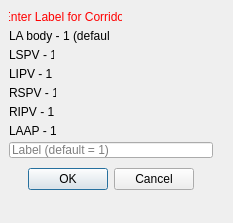
This is CemrgApp/Plugins/kcl.cemrgapp.atrialfibres/src/internal/AtrialFibresClipperViewUICorridor.ui in OpenHeartDevelopers/CemrgApp as Qt 5 draws it before an edit. The edited form follows.
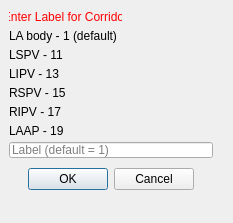
This is the edited form.

Commit message: [bugfix] Pcorridor UI fixed - shows proper labels

```diff
--- a/CemrgApp/Plugins/kcl.cemrgapp.atrialfibres/src/internal/AtrialFibresClipperViewUICorridor.ui
+++ b/CemrgApp/Plugins/kcl.cemrgapp.atrialfibres/src/internal/AtrialFibresClipperViewUICorridor.ui
@@ -55,7 +55,7 @@
     <rect>
      <x>9</x>
      <y>28</y>
-     <width>100</width>
+     <width>141</width>
      <height>16</height>
     </rect>
    </property>
@@ -68,7 +68,7 @@
     <rect>
      <x>9</x>
      <y>47</y>
-     <width>45</width>
+     <width>91</width>
      <height>16</height>
     </rect>
    </property>
@@ -81,7 +81,7 @@
     <rect>
      <x>9</x>
      <y>66</y>
-     <width>43</width>
+     <width>81</width>
      <height>16</height>
     </rect>
    </property>
@@ -94,7 +94,7 @@
     <rect>
      <x>9</x>
      <y>85</y>
-     <width>47</width>
+     <width>91</width>
      <height>16</height>
     </rect>
    </property>
@@ -107,7 +107,7 @@
     <rect>
      <x>9</x>
      <y>104</y>
-     <width>45</width>
+     <width>81</width>
      <height>16</height>
     </rect>
    </property>
@@ -120,7 +120,7 @@
     <rect>
      <x>9</x>
      <y>123</y>
-     <width>47</width>
+     <width>81</width>
      <height>16</height>
     </rect>
    </property>
```
